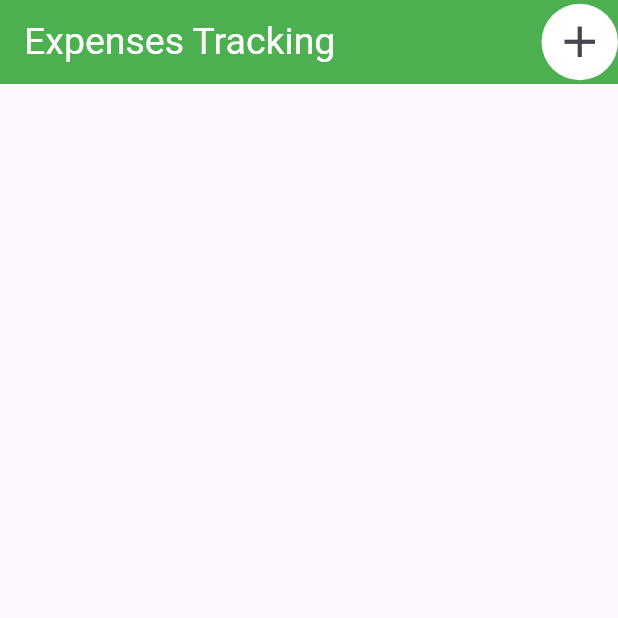
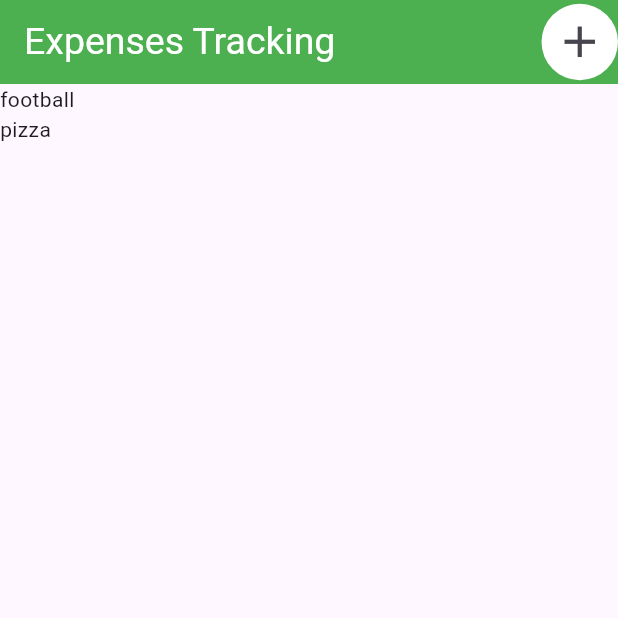
Before and after one commit to Dannansilva/expenses_tracking, a Flutter app: the screen it shows after launch, on a phone screen of 412 x 824 dp, the top half of it. Run offline on Flutter 3.47's test engine with Material 3 defaults, Android fonts, the phone set to English and light mode, and no system bars.

Commit message:
expences list

```diff
--- a/expenses_tracking/lib/pages/Expenses.dart
+++ b/expenses_tracking/lib/pages/Expenses.dart
@@ -1,5 +1,6 @@
 // ignore_for_file: prefer_const_constructors
 
+import 'package:expenses_tracking/pages/models/expenxe.dart';
 import 'package:flutter/material.dart';
 
 class Expenses extends StatefulWidget {
@@ -11,6 +12,19 @@ class Expenses extends StatefulWidget {
 
 class _ExpensesState extends State<Expenses> {
   @override
+  //expenses list
+  final List<Expensemodel> _expensesList = [
+    Expensemodel(
+        title: "football",
+        amount: 12.5,
+        date: DateTime.now(),
+        category: Category.leasure),
+    Expensemodel(
+        title: "pizza",
+        amount: 25,
+        date: DateTime.now(),
+        category: Category.Food)
+  ];
   Widget build(BuildContext context) {
     return Scaffold(
       appBar: AppBar(
@@ -34,6 +48,18 @@ class _ExpensesState extends State<Expenses> {
           ),
         ],
       ),
+      body: Column(
+        children: [
+          Expanded(
+            child: ListView.builder(
+              itemCount: _expensesList.length,
+              itemBuilder: (context, index) {
+                return Text(_expensesList[index].title);
+              },
+            ),
+          ),
+        ],
+      ),
     );
   }
 }
--- /dev/null
+++ b/expenses_tracking/lib/pages/models/expenxe.dart
@@ -0,0 +1,26 @@
+import 'package:flutter/foundation.dart';
+import 'package:uuid/uuid.dart';
+
+final uuid = const Uuid().v4();
+
+enum Category {
+  Food,
+  Travel,
+  leasure,
+  work,
+}
+
+class Expensemodel {
+  Expensemodel(
+      {required this.title,
+      required this.amount,
+      required this.date,
+      required this.category})
+      : id = uuid;
+
+  final String id;
+  final String title;
+  final double amount;
+  final DateTime date;
+  final Category category;
+}
--- a/expenses_tracking/pubspec.yaml
+++ b/expenses_tracking/pubspec.yaml
@@ -9,6 +9,7 @@ environment:
 dependencies:
   flutter:
     sdk: flutter
+  uuid: ^4.3.3
 
 dev_dependencies:
   flutter_test:
```
Also changed, not shown: expenses_tracking/pubspec.lock.
